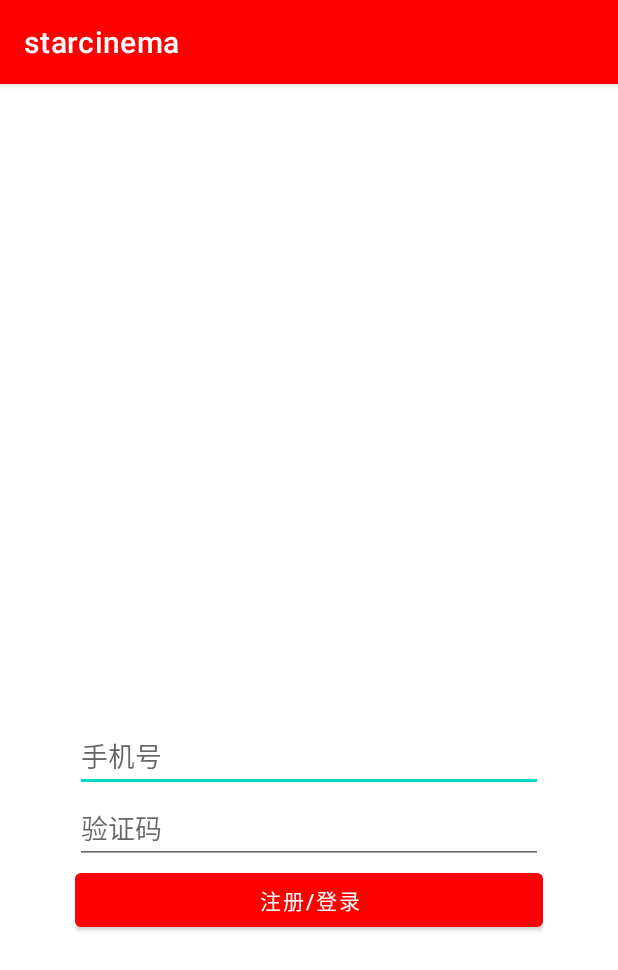
After one commit to arata210/StarCinemaApp, an Android app: the LoginActivity screen opened directly, with no data from a screen before it, on a phone screen of 412 x 824 dp. The commit adds this screen. Shown: the top 970 px of the screen. Run offline under Robolectric (Android 15) with nearby library versions, the phone set to English and light mode, and no system bars.

Commit message:
add login

```diff
--- a/app/src/main/AndroidManifest.xml
+++ b/app/src/main/AndroidManifest.xml
@@ -13,6 +13,9 @@
         android:theme="@style/Theme.Starcinema"
         tools:targetApi="31">
         <activity
+            android:name=".ui.mypage.LoginActivity"
+            android:exported="false" />
+        <activity
             android:name=".MainActivity"
             android:exported="true"
             android:label="@string/app_name">
--- /dev/null
+++ b/app/src/main/java/moe/arata210/starcinema/database/DatabaseHelper.java
@@ -0,0 +1,39 @@
+package moe.arata210.starcinema.database;
+
+import android.content.Context;
+import android.database.sqlite.SQLiteDatabase;
+import android.database.sqlite.SQLiteOpenHelper;
+
+public class DatabaseHelper extends SQLiteOpenHelper {
+
+    private static final String DATABASE_NAME = "starcinema.db";
+    private static final int DATABASE_VERSION = 1;
+
+    public static final String TABLE_USERS = "users";
+    public static final String COLUMN_ID = "id";
+    public static final String COLUMN_USERNAME = "username";
+    public static final String COLUMN_PHONE = "phone";
+    public static final String COLUMN_PASSWORD = "password";
+
+    private static final String TABLE_CREATE =
+            "CREATE TABLE " + TABLE_USERS + " (" +
+                    COLUMN_ID + " INTEGER PRIMARY KEY AUTOINCREMENT, " +
+                    COLUMN_USERNAME + " TEXT, " +
+                    COLUMN_PHONE + " TEXT, " +
+                    COLUMN_PASSWORD + " TEXT);";
+
+    public DatabaseHelper(Context context) {
+        super(context, DATABASE_NAME, null, DATABASE_VERSION);
+    }
+
+    @Override
+    public void onCreate(SQLiteDatabase db) {
+        db.execSQL(TABLE_CREATE);
+    }
+
+    @Override
+    public void onUpgrade(SQLiteDatabase db, int oldVersion, int newVersion) {
+        db.execSQL("DROP TABLE IF EXISTS " + TABLE_USERS);
+        onCreate(db);
+    }
+}
--- /dev/null
+++ b/app/src/main/java/moe/arata210/starcinema/ui/mypage/LoginActivity.java
@@ -0,0 +1,66 @@
+package moe.arata210.starcinema.ui.mypage;
+
+import android.app.Activity;
+import android.content.Intent;
+import android.os.Bundle;
+import android.text.TextUtils;
+import android.view.View;
+import android.widget.Button;
+import android.widget.EditText;
+import android.widget.Toast;
+import androidx.annotation.Nullable;
+import androidx.appcompat.app.AppCompatActivity;
+import moe.arata210.starcinema.R;
+import moe.arata210.starcinema.database.UserDao;
+
+public class LoginActivity extends AppCompatActivity {
+
+    private EditText phoneEditText;
+    private EditText codeEditText;
+    private Button loginButton;
+    private UserDao userDao;
+
+    @Override
+    protected void onCreate(@Nullable Bundle savedInstanceState) {
+        super.onCreate(savedInstanceState);
+        setContentView(R.layout.activity_login);
+
+        phoneEditText = findViewById(R.id.editTextPhone);
+        codeEditText = findViewById(R.id.editTextCode);
+        loginButton = findViewById(R.id.buttonLogin);
+        userDao = new UserDao(this);
+
+        loginButton.setOnClickListener(new View.OnClickListener() {
+            @Override
+            public void onClick(View v) {
+                String phone = phoneEditText.getText().toString().trim();
+                String code = codeEditText.getText().toString().trim();
+
+                if (TextUtils.isEmpty(phone) || TextUtils.isEmpty(code)) {
+                    Toast.makeText(LoginActivity.this, "请输入手机号和验证码", Toast.LENGTH_SHORT).show();
+                    return;
+                }
+
+                if (userDao.checkUser(phone, code)) {
+                    String username = userDao.getUsername(phone);
+                    Intent resultIntent = new Intent();
+                    resultIntent.putExtra("username", username);
+                    setResult(Activity.RESULT_OK, resultIntent);
+                    finish();
+                } else {
+                    long userId = userDao.addUser(phone, code); // 使用手机号后3位作为用户名，验证码作为默认密码
+                    if (userId != -1) {
+                        Toast.makeText(LoginActivity.this, "注册成功", Toast.LENGTH_SHORT).show();
+                        String username = userDao.getUsername(phone);
+                        Intent resultIntent = new Intent();
+                        resultIntent.putExtra("username", username);
+                        setResult(Activity.RESULT_OK, resultIntent);
+                        finish();
+                    } else {
+                        Toast.makeText(LoginActivity.this, "注册失败", Toast.LENGTH_SHORT).show();
+                    }
+                }
+            }
+        });
+    }
+}
--- a/app/src/main/java/moe/arata210/starcinema/ui/mypage/MypageViewModel.java
+++ b/app/src/main/java/moe/arata210/starcinema/ui/mypage/MypageViewModel.java
@@ -10,10 +10,13 @@ public class MypageViewModel extends ViewModel {
 
     public MypageViewModel() {
         mUsername = new MutableLiveData<>();
-        mUsername.setValue("用户7035"); // 初始化用户名，可以根据实际需求进行修改
     }
 
     public LiveData<String> getUsername() {
         return mUsername;
     }
+
+    public void setUsername(String username) {
+        mUsername.setValue(username);
+    }
 }
--- /dev/null
+++ b/app/src/main/res/layout/activity_login.xml
@@ -0,0 +1,27 @@
+<LinearLayout xmlns:android="http://schemas.android.com/apk/res/android"
+    android:layout_width="match_parent"
+    android:layout_height="match_parent"
+    android:orientation="vertical"
+    android:gravity="bottom"
+    android:layout_marginBottom="150dp"
+    android:padding="50dp">
+
+    <EditText
+        android:id="@+id/editTextPhone"
+        android:layout_width="match_parent"
+        android:layout_height="wrap_content"
+        android:hint="手机号" />
+
+    <EditText
+        android:id="@+id/editTextCode"
+        android:layout_width="match_parent"
+        android:layout_height="wrap_content"
+        android:hint="验证码"
+        android:inputType="number" />
+
+    <Button
+        android:id="@+id/buttonLogin"
+        android:layout_width="match_parent"
+        android:layout_height="wrap_content"
+        android:text="注册/登录" />
+</LinearLayout>
--- a/app/src/main/res/layout/fragment_mypage.xml
+++ b/app/src/main/res/layout/fragment_mypage.xml
@@ -18,6 +18,7 @@
         android:paddingBottom="32dp">
 
         <ImageView
+            android:id="@+id/image_profile"
             android:layout_width="120dp"
             android:layout_height="120dp"
             android:src="@drawable/user"/>
```
Also changed, not shown: app/src/main/java/moe/arata210/starcinema/database/UserDao.java (added, +54 -0 lines), app/src/main/java/moe/arata210/starcinema/ui/mypage/MypageFragment.java (+31 -2 lines).
